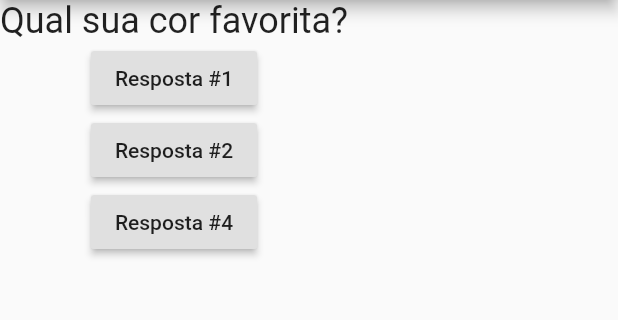
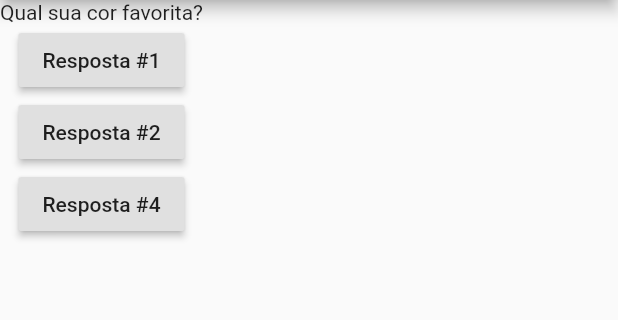
Before and after one commit to brandaoti/flutter-perguntas-resposta-app, a Flutter app: the screen it shows after launch, on a phone screen of 412 x 824 dp, the part 84-404 px from its top. Run offline on Flutter 3.47's test engine with Material 2 defaults, Android fonts, the phone set to English and light mode, and no system bars.

```diff
--- a/lib/perguntas.dart
+++ b/lib/perguntas.dart
@@ -1,4 +1,5 @@
 import 'package:flutter/material.dart';
+import './questao.dart';
 
 class PerguntasAppState extends State<PerguntasApp> {
   var _perguntaSelecionada = 0;
@@ -26,10 +27,7 @@ class PerguntasAppState extends State<PerguntasApp> {
       ),
       body: Column(
         children: <Widget>[
-          Text(
-            _perguntas[_perguntaSelecionada],
-            style: TextStyle(fontSize: 24),
-          ),
+          Questao(_perguntas[_perguntaSelecionada]),
           RaisedButton(child: Text('Resposta #1'), onPressed: _responder),
           RaisedButton(child: Text('Resposta #2'), onPressed: _responder),
           RaisedButton(child: Text('Resposta #4'), onPressed: _responder),
```
